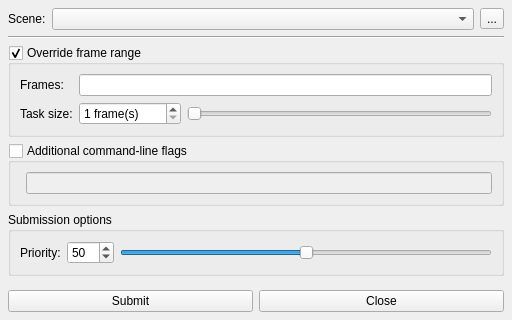
Old version of the form core/tools/renderQueue/submit_ui.ui in the repository mjbonnington/icarus-gps.
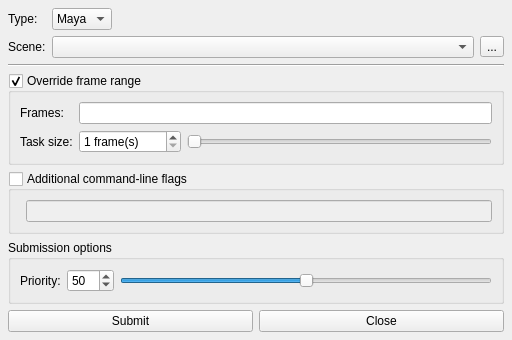
New version of the form.

Patch:
```diff
--- a/core/tools/renderQueue/submit_ui.ui
+++ b/core/tools/renderQueue/submit_ui.ui
@@ -33,14 +33,23 @@
        <number>0</number>
       </property>
       <item>
-       <layout class="QHBoxLayout" name="scene_horizontalLayout">
-        <item>
+       <layout class="QFormLayout" name="basic_formLayout">
+        <item row="1" column="0">
          <widget class="QLabel" name="scene_label">
           <property name="text">
            <string>Scene:</string>
           </property>
          </widget>
         </item>
+        <item row="0" column="0">
+         <widget class="QLabel" name="type_label">
+          <property name="text">
+           <string>Type:</string>
+          </property>
+         </widget>
+        </item>
+        <item row="1" column="1">
+         <layout class="QHBoxLayout" name="scene_horizontalLayout">
         <item>
          <widget class="QComboBox" name="scene_comboBox">
           <property name="sizePolicy">
@@ -69,6 +78,32 @@
         </item>
        </layout>
       </item>
+        <item row="0" column="1">
+         <layout class="QHBoxLayout" name="type_horizontalLayout">
+          <item>
+           <widget class="QComboBox" name="type_comboBox">
+            <property name="sizePolicy">
+             <sizepolicy hsizetype="Maximum" vsizetype="Fixed">
+              <horstretch>0</horstretch>
+              <verstretch>0</verstretch>
+             </sizepolicy>
+            </property>
+            <item>
+             <property name="text">
+              <string>Maya</string>
+             </property>
+            </item>
+            <item>
+             <property name="text">
+              <string>Nuke</string>
+             </property>
+            </item>
+           </widget>
+          </item>
+         </layout>
+        </item>
+       </layout>
+      </item>
       <item>
        <widget class="Line" name="line">
         <property name="orientation">
```
Left out of the diff: 4 changed lines with no effect on the pictures. Lines whose indentation alone changed are shown as unchanged.
